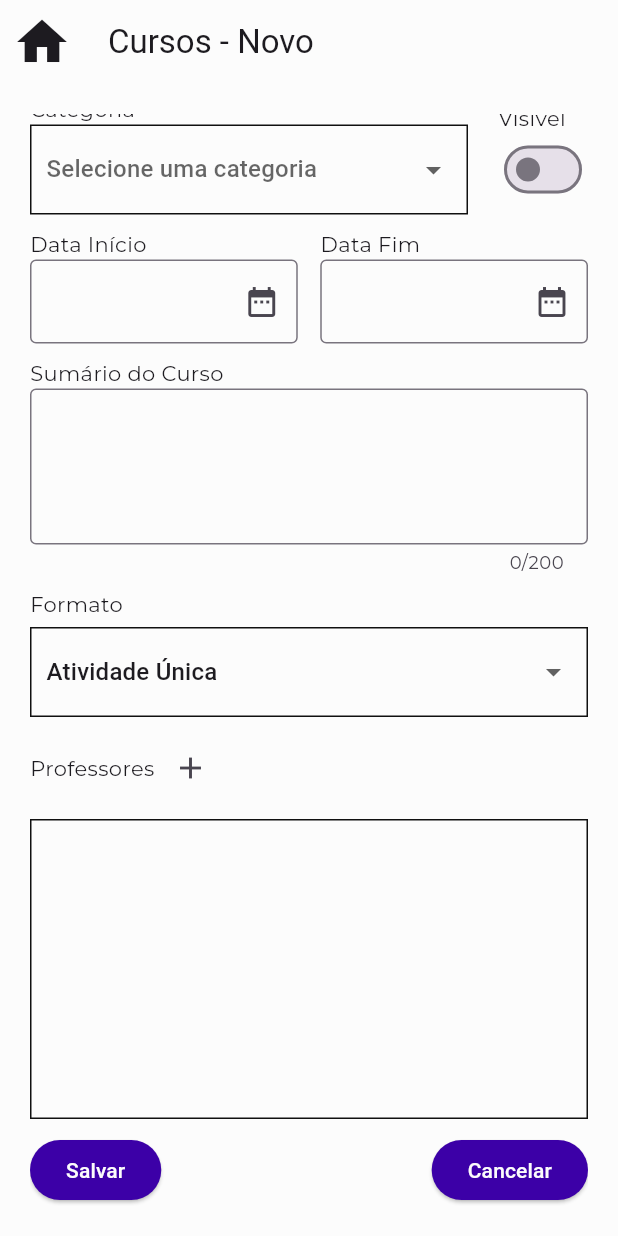
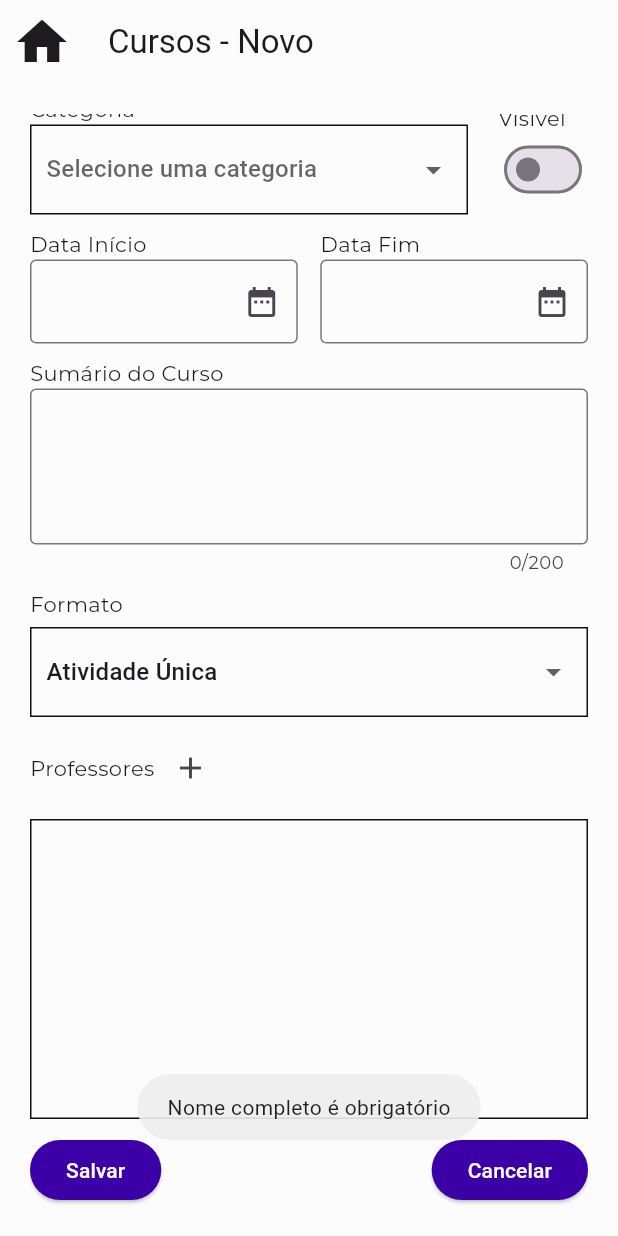
Before and after one commit to robertinws/08_Modulo_D1_PR, a Flutter app: the CadastroCursoPage screen opened by its route, scrolled down 225 dp, after a tap on "Salvar", on a phone screen of 412 x 824 dp. Run offline on Flutter 3.47's test engine with Material 3 defaults, Android fonts, the phone set to English and light mode, and no system bars; our stand-ins replace fluttertoast, google_fonts.

Commit message:
Funcao salvar curso

```diff
--- a/lib/pages/cadastro_curso_page.dart
+++ b/lib/pages/cadastro_curso_page.dart
@@ -1,5 +1,6 @@
 import 'package:_08_modulo_d1_pr/global/colors.dart';
 import 'package:_08_modulo_d1_pr/global/variaveis.dart';
+import 'package:_08_modulo_d1_pr/services/infos_dao.dart';
 import 'package:flutter/material.dart';
 import 'package:fluttertoast/fluttertoast.dart';
 
@@ -28,7 +29,71 @@ class _CadastroCursoPageState extends State<CadastroCursoPage> {
   ];
   List<dynamic> listProfsAdd = [];
 
-  void salvarCurso() async {}
+  void salvarCurso() async {
+    if (nomeCompletoController.text.trim().isEmpty) {
+      Fluttertoast.showToast(msg: 'Nome completo é obrigatório');
+      return;
+    } else {
+      if (nomeCompletoController.text.trim().length < 10 ||
+          nomeCompletoController.text.split(' ').length < 2) {
+        Fluttertoast.showToast(
+          msg:
+              'Mínimo de 10 caracteres e um sobrenome para o Nome Completo',
+        );
+        return;
+      }
+    }
+    if (nomeBreveController.text.trim().isEmpty) {
+      Fluttertoast.showToast(msg: 'Nome breve é obrigatório');
+      return;
+    }
+    if (categoria == null) {
+      Fluttertoast.showToast(msg: 'Categoria é obrigatório');
+      return;
+    }
+    if (dataInicio.isEmpty) {
+      Fluttertoast.showToast(msg: 'Data início é obrigatória');
+      return;
+    }
+    if (DateTime.parse(
+      dataInicio.toString(),
+    ).isBefore(DateTime.now())) {
+      Fluttertoast.showToast(
+        msg: 'Data início não pode ser anterior ao dia atual',
+      );
+      return;
+    }
+    if (DateTime.parse(
+      dataFim.toString(),
+    ).isBefore(DateTime.parse(dataInicio))) {
+      Fluttertoast.showToast(
+        msg: 'Data fim não pode ser anterior a data início',
+      );
+      return;
+    }
+    if (listProfsAdd.isEmpty) {
+      Fluttertoast.showToast(msg: 'Selecione ao menos um professor');
+      return;
+    }
+    final curso = {
+      "id": listCursos.length + 1,
+      "nomeCompleto": nomeCompletoController.text.trim(),
+      "nomeBreve": nomeBreveController.text.trim(),
+      "categoria_id": listCategorias[categoria ?? 0]['id'],
+      "visivel": visivel,
+      "dataInicio": dataInicioController.text,
+      "dataFim": dataFimController.text,
+      "descricao": sumarioController.text.trim(),
+      "formato": listFormatos[formato ?? 0],
+      "professores_id": listProfsAdd.toString(),
+      "porcentagem": 0.0,
+    };
+    await InfosDao().addListaCurso(curso);
+    Fluttertoast.showToast(msg: 'Curso salvo com sucesso!');
+    Navigator.of(
+      context,
+    ).pushNamedAndRemoveUntil('/', (context) => false);
+  }
 
   @override
   Widget build(BuildContext context) {
--- a/lib/services/infos_dao.dart
+++ b/lib/services/infos_dao.dart
@@ -22,4 +22,10 @@ class InfosDao {
       await file.writeAsString(jsonEncode(listCursos));
     }
   }
+
+  Future<void> addListaCurso(dynamic curso) async {
+    final file = await getFile();
+    listCursos.add(curso);
+    await file.writeAsString(jsonEncode(listCursos));
+  }
 }
```
